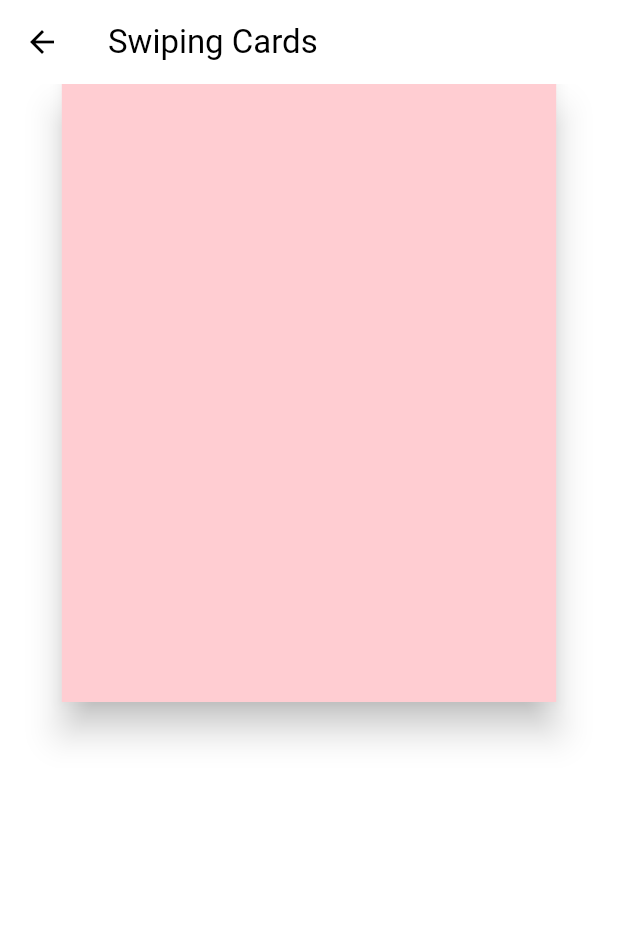
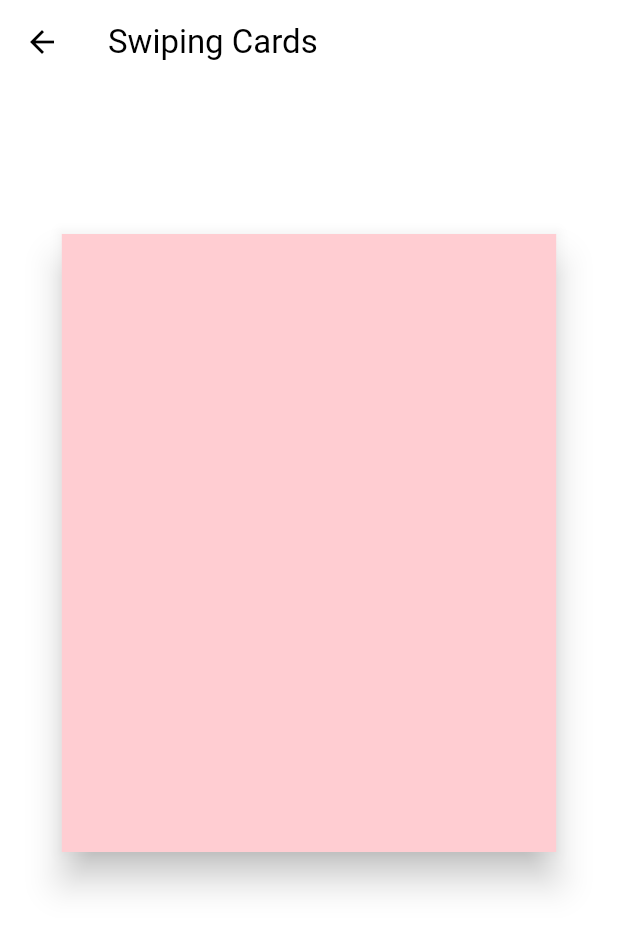
Before and after one commit to shinung-han/nomad_animations_masterclass, a Flutter app: the SwipingCardsScreen screen opened directly, on a phone screen of 412 x 824 dp. Shown: the top 931 px of the screen. Run offline on Flutter 3.47's test engine with Material 2 defaults, Android fonts, the phone set to English and light mode, and no system bars.

Commit message:
#4.3 Dismiss Card

```diff
--- a/lib/screens/swiping_cards_screen.dart
+++ b/lib/screens/swiping_cards_screen.dart
@@ -16,8 +16,8 @@ class _SwipingCardsScreenState extends State<SwipingCardsScreen>
   late final AnimationController _position = AnimationController(
     vsync: this,
     duration: const Duration(seconds: 1),
-    lowerBound: size.width * -1,
-    upperBound: size.width,
+    lowerBound: (size.width + 100) * -1,
+    upperBound: (size.width + 100),
     value: 0.0,
   );
 
@@ -31,10 +31,20 @@ class _SwipingCardsScreenState extends State<SwipingCardsScreen>
   }
 
   void _onHorizontalDragEnd(DragEndDetails details) {
-    _position.animateTo(
-      0,
-      curve: Curves.bounceOut,
-    );
+    final bound = size.width - 200;
+    final dropZone = size.width + 100;
+    if (_position.value.abs() >= bound) {
+      if (_position.value.isNegative) {
+        _position.animateTo((dropZone) * -1);
+      } else {
+        _position.animateTo(dropZone);
+      }
+    } else {
+      _position.animateTo(
+        0,
+        curve: Curves.bounceOut,
+      );
+    }
   }
 
   @override
@@ -58,9 +68,10 @@ class _SwipingCardsScreenState extends State<SwipingCardsScreen>
               pi /
               180;
           return Stack(
+            alignment: Alignment.topCenter,
             children: [
-              Align(
-                alignment: Alignment.topCenter,
+              Positioned(
+                top: 100,
                 child: Transform.translate(
                   offset: Offset(_position.value, 0),
                   child: Transform.rotate(
```
Also changed, not shown: 1 other file.
